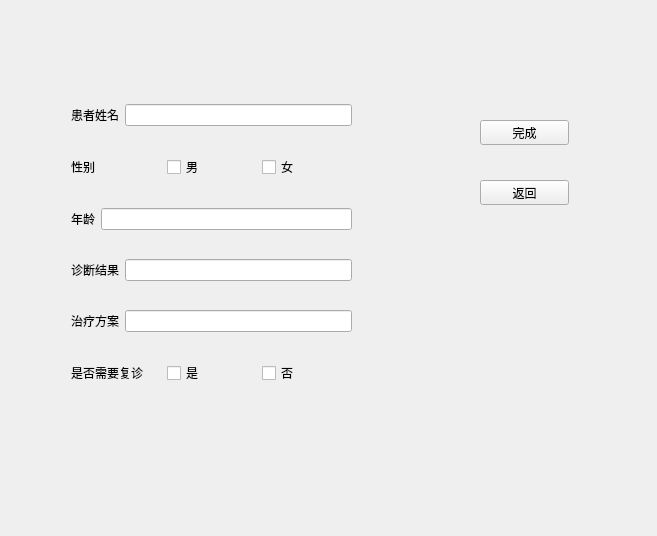
Before: the Qt Designer form ui/EditMedicalRecord.ui in BottleOfErie/SmartHospital, drawn with Qt 5.
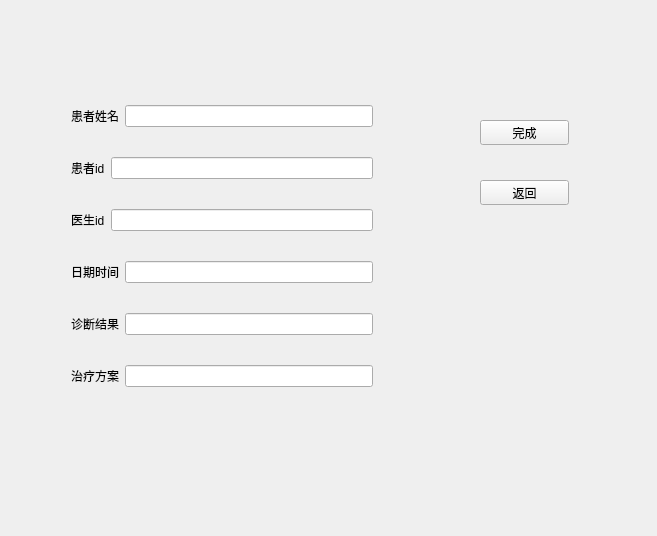
After: the same form once the commit is applied. Icons and pictures are not drawn.

```diff
--- a/ui/EditMedicalRecord.ui
+++ b/ui/EditMedicalRecord.ui
@@ -13,6 +13,9 @@
   <property name="windowTitle">
    <string>Form</string>
   </property>
+  <property name="styleSheet">
+   <string notr="true">#EditMedicalRecord{border-image: url(:/images/02.jpg);}</string>
+  </property>
   <widget class="QPushButton" name="pushButton">
    <property name="geometry">
     <rect>
@@ -44,7 +47,7 @@
     <rect>
      <x>71</x>
      <y>81</y>
-     <width>281</width>
+     <width>302</width>
      <height>331</height>
     </rect>
    </property>
@@ -68,24 +71,27 @@
       <item>
        <widget class="QLabel" name="label_2">
         <property name="text">
-         <string>性别</string>
+         <string>患者id</string>
         </property>
        </widget>
       </item>
       <item>
-       <widget class="QCheckBox" name="checkBox">
-        <property name="text">
-         <string>男</string>
-        </property>
-       </widget>
+       <widget class="QLineEdit" name="lineEdit_5"/>
       </item>
+     </layout>
+    </item>
+    <item>
+     <layout class="QHBoxLayout" name="horizontalLayout_8">
       <item>
-       <widget class="QCheckBox" name="checkBox_2">
+       <widget class="QLabel" name="label_8">
         <property name="text">
-         <string>女</string>
+         <string>医生id</string>
         </property>
        </widget>
       </item>
+      <item>
+       <widget class="QLineEdit" name="lineEdit_6"/>
+      </item>
      </layout>
     </item>
     <item>
@@ -93,7 +99,7 @@
       <item>
        <widget class="QLabel" name="label_3">
         <property name="text">
-         <string>年龄</string>
+         <string>日期时间</string>
         </property>
        </widget>
       </item>
@@ -130,31 +136,6 @@
       </item>
      </layout>
     </item>
-    <item>
-     <layout class="QHBoxLayout" name="horizontalLayout_6">
-      <item>
-       <widget class="QLabel" name="label_6">
-        <property name="text">
-         <string>是否需要复诊</string>
-        </property>
-       </widget>
-      </item>
-      <item>
-       <widget class="QCheckBox" name="checkBox_3">
-        <property name="text">
-         <string>是</string>
-        </property>
-       </widget>
-      </item>
-      <item>
-       <widget class="QCheckBox" name="checkBox_4">
-        <property name="text">
-         <string>否</string>
-        </property>
-       </widget>
-      </item>
-     </layout>
-    </item>
    </layout>
   </widget>
  </widget>
```
Left out of the diff: 4 changed lines with no effect on the pictures.
